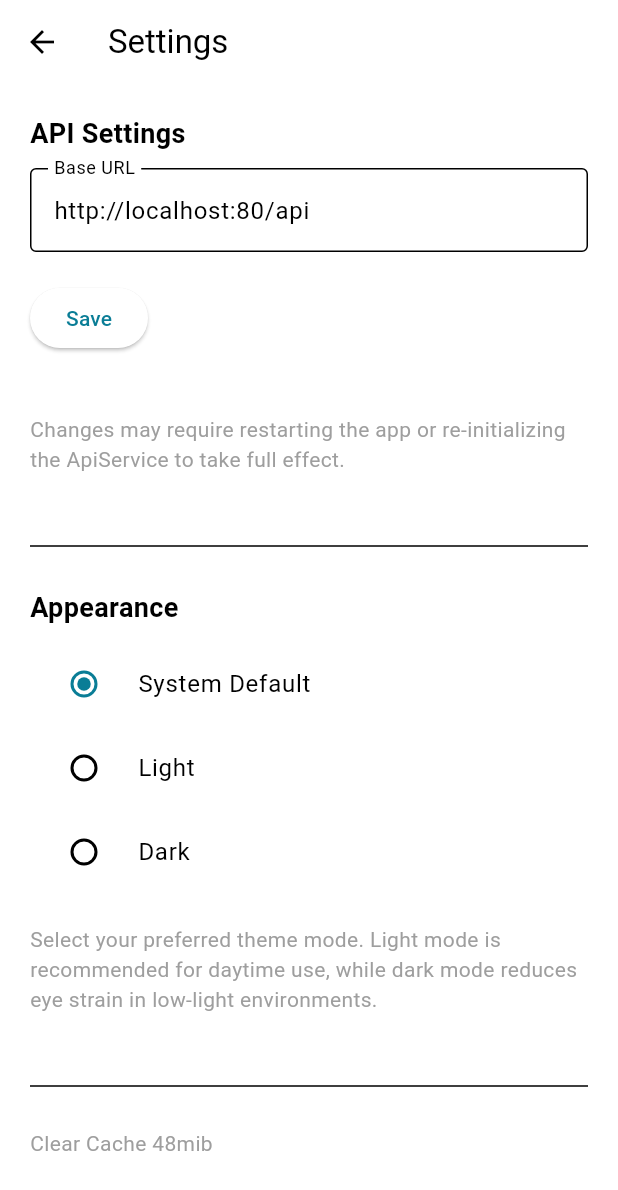
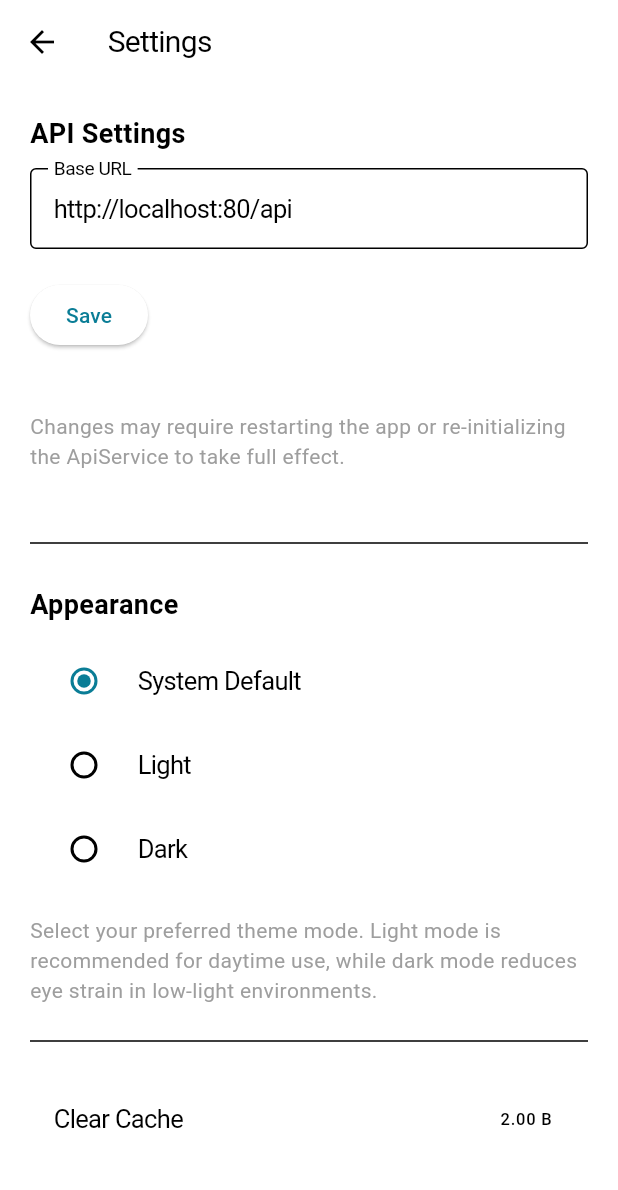
Before and after one commit to kirilft/Weinkeller, a Flutter app: the screen it shows after launch, after a tap on an icon or button, on a phone screen of 412 x 824 dp. Shown: the top 1190 px of the screen. Run offline on Flutter 3.47's test engine with Material 3 defaults, Android fonts, the phone set to English and light mode, and no system bars; our stand-ins replace flutter_secure_storage, flutter_svg, font_awesome_flutter, shared_preferences, sqflite; missing offline and left inert: qr_code_scanner; accounts and stored records are empty; network calls fail; Roboto replaces fonts that are missing (SF Pro, SFProDisplay).

Commit message:
color fix and some other stuff

```diff
--- a/lib/config/exceptions.dart
+++ /dev/null
@@ -1,15 +0,0 @@
-class NoResponseException implements Exception {
-  final String message;
-
-  NoResponseException(this.message);
-
-  @override
-  String toString() => 'NoResponseException: $message';
-}
-
-// lib/exceptions/wrong_password_exception.dart
-
-class WrongPasswordException implements Exception {
-  final String message;
-  WrongPasswordException(this.message);
-}
--- /dev/null
+++ b/lib/config/font_theme.dart
@@ -0,0 +1,72 @@
+// font_theme.dart
+import 'package:flutter/material.dart';
+import './app_colors.dart';
+
+class FontTheme {
+  /// Returns a TextTheme based on the given [brightness].
+  static TextTheme getTextTheme(Brightness brightness) {
+    // Use black for light mode and white for dark mode as default text colors.
+    final defaultTextColor =
+        brightness == Brightness.light ? AppColors.black : AppColors.white;
+    // Default blue color for footnote (used for links).
+    const footnoteDefaultColor = Color(0xFF007AFF);
+
+    return TextTheme(
+      // #title (Large Title/Regular)
+      // Note: textAlign is a widget property, so set it on your Text widget if needed.
+      headlineLarge: TextStyle(
+        fontFamily: 'SF Pro',
+        fontSize: 34,
+        fontWeight: FontWeight.w400,
+        height: 41 / 34, // Equivalent to 41px line height
+        letterSpacing: 0.4,
+        color: defaultTextColor,
+      ),
+      // #H1 (Title1/Regular)
+      headlineMedium: TextStyle(
+        fontFamily: 'SF Pro',
+        fontSize: 28,
+        fontWeight: FontWeight.w400,
+        height: 34 / 28, // 34px line height
+        letterSpacing: 0.38,
+        color: defaultTextColor,
+      ),
+      // #H2 (Title2/Regular)
+      headlineSmall: TextStyle(
+        fontFamily: 'SF Pro',
+        fontSize: 22,
+        fontWeight: FontWeight.w400,
+        height: 28 / 22, // 28px line height
+        letterSpacing: -0.26,
+        color: defaultTextColor,
+      ),
+      // #h3 (Title3/Regular)
+      titleLarge: TextStyle(
+        fontFamily: 'SF Pro',
+        fontSize: 20,
+        fontWeight: FontWeight.w400,
+        height: 25 / 20, // 25px line height
+        letterSpacing: -0.45,
+        color: defaultTextColor,
+      ),
+      // #regular (Body/Regular)
+      bodyLarge: TextStyle(
+        fontFamily: 'SF Pro',
+        fontSize: 17,
+        fontWeight: FontWeight.w400,
+        height: 22 / 17, // 22px line height
+        letterSpacing: -0.43,
+        color: defaultTextColor,
+      ),
+      // #Footnote (Footnote/Regular) – defaults to blue for links
+      bodySmall: TextStyle(
+        fontFamily: 'SF Pro',
+        fontSize: 13,
+        fontWeight: FontWeight.w400,
+        height: 18 / 13, // 18px line height
+        letterSpacing: -0.08,
+        color: footnoteDefaultColor,
+      ),
+    );
+  }
+}
--- a/lib/main.dart
+++ b/lib/main.dart
@@ -8,6 +8,7 @@ import 'config/app_colors.dart';
 import 'config/theme.dart'; // Your ThemeProvider
 import 'services/api_service.dart';
 import 'services/auth_service.dart';
+import 'config/font_theme.dart';
 
 Future<void> main() async {
   runZonedGuarded(() async {
@@ -32,12 +33,58 @@ Future<void> main() async {
           ChangeNotifierProvider<AuthService>(create: (_) => authService),
           ChangeNotifierProvider<ThemeProvider>(create: (_) => ThemeProvider()),
         ],
-        child: const MyWeinkellerApp(),
+        // Wrap the app in CacheInitializer to update wine cache on launch.
+        child: const CacheInitializer(
+          child: MyWeinkellerApp(),
+        ),
       ),
     );
   }, (error, stackTrace) {
     debugPrint('GLOBAL ERROR HANDLER: $error\nStackTrace: $stackTrace');
   });
+}
+
+/// A top-level widget that updates (forces) the wine cache when the app launches.
+class CacheInitializer extends StatefulWidget {
+  final Widget child;
+  const CacheInitializer({Key? key, required this.child}) : super(key: key);
+
+  @override
+  _CacheInitializerState createState() => _CacheInitializerState();
+}
+
+class _CacheInitializerState extends State<CacheInitializer> {
+  @override
+  void initState() {
+    super.initState();
+    // Delay the cache update until after the first frame.
+    WidgetsBinding.instance.addPostFrameCallback((_) {
+      _updateCache();
+    });
+  }
+
+  Future<void> _updateCache() async {
+    // Retrieve AuthService and ApiService from Provider.
+    final authService = Provider.of<AuthService>(context, listen: false);
+    final apiService = Provider.of<ApiService>(context, listen: false);
+    final token = authService.authToken;
+    if (token != null && token.isNotEmpty) {
+      try {
+        // Force update the cache by calling updateCache.
+        await apiService.updateCache(token: token);
+        debugPrint('Wine cache successfully forced updated on app launch.');
+      } catch (e) {
+        debugPrint('Error updating wine cache on app launch: $e');
+      }
+    } else {
+      debugPrint('No token available on app launch; skipping cache update.');
+    }
+  }
+
+  @override
+  Widget build(BuildContext context) {
+    return widget.child;
+  }
 }
 
 class MyWeinkellerApp extends StatelessWidget {
@@ -67,24 +114,19 @@ class MyWeinkellerApp extends StatelessWidget {
       scaffoldBackgroundColor: isLight ? AppColors.white : AppColors.black,
       colorScheme: ColorScheme(
         brightness: brightness,
-        // Primary settings
         primary: AppColors.cyan,
         onPrimary: isLight ? AppColors.white : AppColors.black,
-        // Secondary settings
         secondary: AppColors.orange,
         onSecondary: isLight ? AppColors.white : AppColors.black,
-        // Error settings:
-        // For error backgrounds we’re using a neutral gray variant,
-        // while onError text will use the red you specified.
         error: isLight ? AppColors.gray2 : AppColors.gray1,
         onError: AppColors.red,
-        // Surface and background settings
         surface: isLight ? AppColors.white : AppColors.black,
         onSurface: isLight ? AppColors.black : AppColors.white,
         background: isLight ? AppColors.white : AppColors.black,
         onBackground: isLight ? AppColors.black : AppColors.white,
       ),
-      fontFamily: 'SFProDisplay',
+      textTheme: FontTheme.getTextTheme(brightness),
+      fontFamily: 'SF Pro',
     );
   }
 }
--- a/lib/pages/settings.dart
+++ b/lib/pages/settings.dart
@@ -1,3 +1,6 @@
+import 'dart:convert';
+import 'dart:math';
+
 import 'package:flutter/material.dart';
 import 'package:provider/provider.dart';
 import 'package:flutter_secure_storage/flutter_secure_storage.dart';
@@ -16,19 +19,21 @@ class SettingsPage extends StatefulWidget {
 class _SettingsPageState extends State<SettingsPage> {
   late TextEditingController _baseUrlController;
   bool _isLoading = true;
+  int _cacheSize = 0; // Cache size in bytes
 
   @override
   void initState() {
     super.initState();
     _baseUrlController = TextEditingController();
     _loadSettings();
+    _updateCacheSize(); // Update the cache size on init
   }
 
-  /// Loads the saved base URL from secure storage instead of SharedPreferences
+  /// Loads the saved base URL from secure storage.
   Future<void> _loadSettings() async {
     const secureStorage = FlutterSecureStorage();
     final storedBaseUrl = await secureStorage.read(key: 'baseUrl');
-    // fallback if none found
+    // Fallback if none found.
     _baseUrlController.text = storedBaseUrl ?? 'http://localhost:80/api';
 
     setState(() {
@@ -36,13 +41,13 @@ class _SettingsPageState extends State<SettingsPage> {
     });
   }
 
-  /// Validate the URL before saving
+  /// Validate the URL before saving.
   bool _isValidUrl(String url) {
     final uri = Uri.tryParse(url);
     return uri != null && uri.hasScheme && uri.host.isNotEmpty;
   }
 
-  /// Saves new baseURL to secure storage, clears token if changed
+  /// Saves new baseURL to secure storage and clears the token if changed.
   Future<void> _saveSettings() async {
     final newBaseUrl = _baseUrlController.text.trim();
     if (newBaseUrl.isEmpty) {
@@ -63,11 +68,11 @@ class _SettingsPageState extends State<SettingsPage> {
 
     if (oldBaseUrl != newBaseUrl) {
       debugPrint('SETTINGS: BaseURL changed from $oldBaseUrl to $newBaseUrl');
-      // Clear the existing token so user must reauthenticate
+      // Clear the existing token so user must reauthenticate.
       final authService = context.read<AuthService>();
       await authService.clearAuthToken();
 
-      // Also update the ApiService instance in-memory
+      // Also update the ApiService instance in-memory.
       final apiService = context.read<ApiService>();
       apiService.baseUrl = newBaseUrl;
 
@@ -77,12 +82,39 @@ class _SettingsPageState extends State<SettingsPage> {
           'SETTINGS: BaseURL is unchanged ($oldBaseUrl). Token remains valid.');
     }
 
-    // Notify user that settings are saved
     if (mounted) {
       ScaffoldMessenger.of(context).showSnackBar(
         const SnackBar(content: Text('Settings saved!')),
       );
     }
+  }
+
+  /// Updates the cache size by computing the size of the wineNameCache.
+  void _updateCacheSize() {
+    // Use the class name to access the static property.
+    final bytes = utf8.encode(jsonEncode(ApiService.wineNameCache)).length;
+    setState(() {
+      _cacheSize = bytes;
+    });
+  }
+
+  /// Clears the wine name cache and updates the displayed cache size.
+  void _clearCache() {
+    final apiService = context.read<ApiService>();
+    apiService.deleteCache();
+    _updateCacheSize();
+    ScaffoldMessenger.of(context).showSnackBar(
+      const SnackBar(content: Text('Cache cleared')),
+    );
+  }
+
+  /// Helper function to format bytes into a human-readable string.
+  String _formatBytes(int bytes, [int decimals = 2]) {
+    if (bytes <= 0) return "0 B";
+    const suffixes = ["B", "KB", "MB", "GB", "TB"];
+    int i = (log(bytes) / log(1024)).floor();
+    double value = bytes / pow(1024, i);
+    return value.toStringAsFixed(decimals) + " " + suffixes[i];
   }
 
   @override
@@ -108,7 +140,7 @@ class _SettingsPageState extends State<SettingsPage> {
         leading: IconButton(
           icon: const Icon(Icons.arrow_back),
           onPressed: () {
-            Navigator.pop(context); // Go back
+            Navigator.pop(context); // Go back.
           },
         ),
       ),
@@ -140,11 +172,9 @@ class _SettingsPageState extends State<SettingsPage> {
             ),
             const SizedBox(height: 40),
             const Text(
-              'Changes may require restarting the app or re-initializing '
-              'the ApiService to take full effect.',
+              'Changes may require restarting the app or re-initializing the ApiService to take full effect.',
               style: TextStyle(color: Colors.grey),
             ),
-
             // --- Theme Settings ---
             const SizedBox(height: 40),
             const Divider(),
@@ -187,20 +217,20 @@ class _SettingsPageState extends State<SettingsPage> {
                 }
               },
             ),
-            const SizedBox(height: 20),
+            const SizedBox(height: 16),
             const Text(
-              'Select your preferred theme mode. '
-              'Light mode is recommended for daytime use, while dark mode reduces eye strain in low-light environments.',
+              'Select your preferred theme mode. Light mode is recommended for daytime use, while dark mode reduces eye strain in low-light environments.',
               style: TextStyle(color: Colors.grey),
             ),
-            const SizedBox(height: 40),
+            const SizedBox(height: 16),
             const Divider(),
-            const SizedBox(height: 20),
-
-            const Text(
-              'Clear Cache 48mib',
-              style: TextStyle(color: Colors.grey),
-            )
+            const SizedBox(height: 16),
+            // --- Cache Management ---
+            ListTile(
+              title: const Text('Clear Cache'),
+              trailing: Text(_formatBytes(_cacheSize)),
+              onTap: _clearCache,
+            ),
           ],
         ),
       ),
--- a/pubspec.yaml
+++ b/pubspec.yaml
@@ -1,7 +1,7 @@
 name: weinkeller
 description: "A new Flutter project."
 publish_to: 'none'
-version: 1.0.0+8
+version: 1.0.0+9
 
 environment:
   sdk: ^3.5.3
```
Also changed, not shown: lib/components/qr_result.dart (+69 -14 lines), lib/config/custom_colors.dart (deleted, +0 -26 lines), lib/services/api_service.dart (+46 -32 lines).
